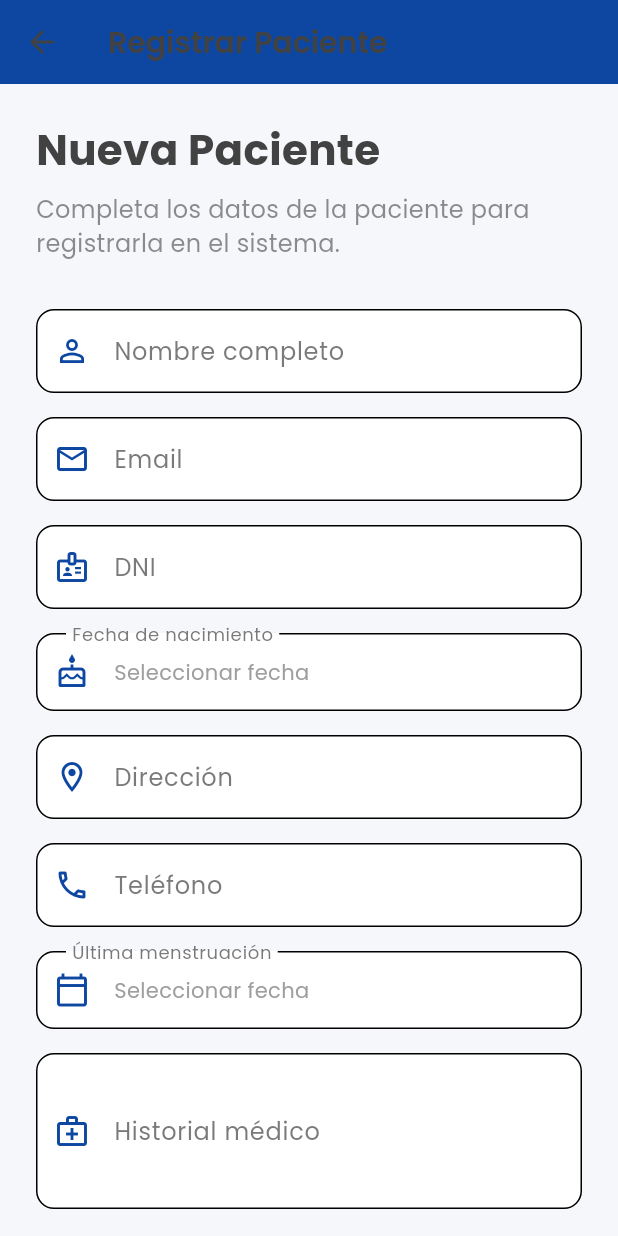
After one commit to Redixx16/ehealth-app, a Flutter app: the RegisterPatientScreen screen opened directly, on a phone screen of 412 x 824 dp. The commit adds this screen. Run offline on Flutter 3.47's test engine with Material 3 defaults, Android fonts, the phone set to English and light mode, and no system bars; our stand-ins replace bloc, equatable, flutter_bloc, flutter_local_notifications, get_it, google_fonts and 4 more; accounts and stored records are empty; network calls fail.

Commit message:
Version de registro de usuers cambiada, aun sin funcinar al 100%

```diff
--- a/lib/core/config/api_config.dart
+++ b/lib/core/config/api_config.dart
@@ -35,6 +35,7 @@ class ApiConfig {
   static String get registerUrl => getAuthUrl('/register');
   static String get allPatientsUrl => getPatientsUrl('');
   static String get patientMeUrl => getPatientsUrl('/me');
+  static String get registerPatientUrl => getPatientsUrl('/register-patient');
   static String get appointmentsUrl => getAppointmentsUrl('');
   static String get achievementsUrl => getGamificationUrl('/achievements');
   static String get userProgressUrl => getGamificationUrl('/user-progress/me');
--- a/lib/data/datasources/patient_remote_data_source.dart
+++ b/lib/data/datasources/patient_remote_data_source.dart
@@ -7,4 +7,7 @@ abstract class PatientRemoteDataSource {
   Future<PatientModel> getPatient();
   Future<PatientModel> updatePatient(PatientModel patient);
   Future<void> deletePatient();
+  // ================== NUEVO MÉTODO ==================
+  Future<PatientModel> registerPatient(PatientModel patient, String email);
+  // =================================================
 }
--- a/lib/data/datasources/patient_remote_data_source_impl.dart
+++ b/lib/data/datasources/patient_remote_data_source_impl.dart
@@ -52,4 +52,15 @@ class PatientRemoteDataSourceImpl implements PatientRemoteDataSource {
   Future<void> deletePatient() async {
     await apiClient.delete(ApiConfig.patientMeUrl);
   }
+
+  // ================== NUEVO MÉTODO ==================
+  @override
+  Future<PatientModel> registerPatient(PatientModel patient, String email) async {
+    final response = await apiClient.post(
+      ApiConfig.registerPatientUrl,
+      body: patient.toJsonForRegistration(email: email),
+    );
+    return PatientModel.fromJson(response);
+  }
+  // =================================================
 }
--- a/lib/domain/repositories/patient_repository.dart
+++ b/lib/domain/repositories/patient_repository.dart
@@ -7,4 +7,7 @@ abstract class PatientRepository {
   Future<Patient> getPatient();
   Future<Patient> updatePatient(Patient patient);
   Future<void> deletePatient();
+  // ================== NUEVO MÉTODO ==================
+  Future<Patient> registerPatient(Patient patient, String email);
+  // =================================================
 }
--- a/lib/injection_container.dart
+++ b/lib/injection_container.dart
@@ -9,6 +9,8 @@ import 'package:ehealth_app/core/api/api_client.dart';
 // UseCases
 import 'package:ehealth_app/domain/usecases/create_patient.dart';
 import 'package:ehealth_app/domain/usecases/get_patient.dart';
+import 'package:ehealth_app/domain/usecases/get_patients.dart';
+import 'package:ehealth_app/domain/usecases/register_patient.dart';
 import 'package:ehealth_app/domain/usecases/appointments/create_appointment.dart';
 import 'package:ehealth_app/domain/usecases/appointments/delete_appointment.dart';
 import 'package:ehealth_app/domain/usecases/appointments/get_appointments.dart';
@@ -64,6 +66,7 @@ Future<void> setupLocator() async {
   locator.registerLazySingleton(() => GetPatientUseCase(locator()));
   locator.registerLazySingleton(() => GetPatientsUseCase(locator()));
   locator.registerLazySingleton(() => CreatePatientUseCase(locator()));
+  locator.registerLazySingleton(() => RegisterPatientUseCase(locator()));
   locator.registerLazySingleton(() => GetAppointmentsUseCase(locator()));
   locator.registerLazySingleton(() => CreateAppointmentUseCase(locator()));
   locator.registerLazySingleton(() => UpdateAppointmentUseCase(locator()));
@@ -88,6 +91,9 @@ Future<void> setupLocator() async {
         getPatientUseCase: locator(),
         createPatientUseCase: locator(),
         getPatientsUseCase: locator(),
+        // ================== NUEVO PARÁMETRO ==================
+        registerPatientUseCase: locator(),
+        // =================================================
       ));
   locator.registerFactory(() => GamificationBloc(
         getUserProgressUseCase: locator(),
--- a/lib/presentation/bloc/patient/patient_event.dart
+++ b/lib/presentation/bloc/patient/patient_event.dart
@@ -9,6 +9,8 @@ abstract class PatientEvent extends Equatable {
 
 class GetAllPatients extends PatientEvent {}
 
+class GetPatient extends PatientEvent {}
+
 class CreatePatient extends PatientEvent {
   final Patient patient;
 
@@ -18,4 +20,38 @@ class CreatePatient extends PatientEvent {
   List<Object> get props => [patient];
 }
 
-class GetPatient extends PatientEvent {}
+// ================== NUEVO EVENTO ==================
+class RegisterPatient extends PatientEvent {
+  final String fullName;
+  final String email;
+  final String nationalId;
+  final DateTime dateOfBirth;
+  final String address;
+  final String phoneNumber;
+  final DateTime lastMenstrualPeriod;
+  final String medicalHistory;
+
+  const RegisterPatient({
+    required this.fullName,
+    required this.email,
+    required this.nationalId,
+    required this.dateOfBirth,
+    required this.address,
+    required this.phoneNumber,
+    required this.lastMenstrualPeriod,
+    required this.medicalHistory,
+  });
+
+  @override
+  List<Object> get props => [
+        fullName,
+        email,
+        nationalId,
+        dateOfBirth,
+        address,
+        phoneNumber,
+        lastMenstrualPeriod,
+        medicalHistory,
+      ];
+}
+// =================================================
--- /dev/null
+++ b/lib/presentation/screens/personnel/register_patient_screen.dart
@@ -0,0 +1,380 @@
+// lib/presentation/screens/personnel/register_patient_screen.dart
+import 'package:flutter/material.dart';
+import 'package:flutter_bloc/flutter_bloc.dart';
+import 'package:google_fonts/google_fonts.dart';
+import 'package:intl/intl.dart';
+import 'package:ehealth_app/injection_container.dart' as di;
+import '../../bloc/patient/patient_bloc.dart';
+import '../../../domain/entities/patient.dart';
+
+// Paleta de colores consistente con el personal de salud
+const Color kPersonnelPrimaryColor = Color(0xFF0D47A1);
+const Color kPersonnelBackgroundColor = Color(0xFFF5F7FA);
+const Color kTextColor = Color(0xFF424242);
+
+class RegisterPatientScreen extends StatefulWidget {
+  const RegisterPatientScreen({super.key});
+
+  @override
+  State<RegisterPatientScreen> createState() => _RegisterPatientScreenState();
+}
+
+class _RegisterPatientScreenState extends State<RegisterPatientScreen> {
+  final _formKey = GlobalKey<FormState>();
+  final _fullNameController = TextEditingController();
+  final _emailController = TextEditingController();
+  final _nationalIdController = TextEditingController();
+  final _addressController = TextEditingController();
+  final _phoneController = TextEditingController();
+  final _medicalHistoryController = TextEditingController();
+
+  DateTime? _dateOfBirth;
+  DateTime? _lastMenstrualPeriod;
+
+  @override
+  void dispose() {
+    _fullNameController.dispose();
+    _emailController.dispose();
+    _nationalIdController.dispose();
+    _addressController.dispose();
+    _phoneController.dispose();
+    _medicalHistoryController.dispose();
+    super.dispose();
+  }
+
+  Future<void> _selectDate(BuildContext context, bool isDateOfBirth) async {
+    final DateTime? picked = await showDatePicker(
+      context: context,
+      initialDate: isDateOfBirth
+          ? DateTime.now().subtract(const Duration(days: 6570)) // ~18 años atrás
+          : DateTime.now().subtract(const Duration(days: 30)), // ~1 mes atrás
+      firstDate: isDateOfBirth
+          ? DateTime.now().subtract(const Duration(days: 36500)) // ~100 años atrás
+          : DateTime.now().subtract(const Duration(days: 365)), // ~1 año atrás
+      lastDate: isDateOfBirth
+          ? DateTime.now().subtract(const Duration(days: 3650)) // ~10 años atrás
+          : DateTime.now(),
+      builder: (context, child) {
+        return Theme(
+          data: Theme.of(context).copyWith(
+            colorScheme: const ColorScheme.light(
+              primary: kPersonnelPrimaryColor,
+            ),
+          ),
+          child: child!,
+        );
+      },
+    );
+    if (picked != null) {
+      setState(() {
+        if (isDateOfBirth) {
+          _dateOfBirth = picked;
+        } else {
+          _lastMenstrualPeriod = picked;
+        }
+      });
+    }
+  }
+
+  void _onRegisterPatient(BuildContext context) {
+    if (_formKey.currentState!.validate() &&
+        _dateOfBirth != null &&
+        _lastMenstrualPeriod != null) {
+      FocusScope.of(context).unfocus();
+
+      // ================== CAMBIO CLAVE ==================
+      // Usar el evento RegisterPatient del BLoC
+      BlocProvider.of<PatientBloc>(context).add(
+        RegisterPatient(
+          fullName: _fullNameController.text.trim(),
+          email: _emailController.text.trim(),
+          nationalId: _nationalIdController.text.trim(),
+          dateOfBirth: _dateOfBirth!,
+          address: _addressController.text.trim(),
+          phoneNumber: _phoneController.text.trim(),
+          lastMenstrualPeriod: _lastMenstrualPeriod!,
+          medicalHistory: _medicalHistoryController.text.trim(),
+        ),
+      );
+      // =================================================
+    } else if (_dateOfBirth == null || _lastMenstrualPeriod == null) {
+      ScaffoldMessenger.of(context).showSnackBar(
+        const SnackBar(
+          content: Text('Por favor selecciona las fechas requeridas'),
+          backgroundColor: Colors.red,
+        ),
+      );
+    }
+  }
+
+  @override
+  Widget build(BuildContext context) {
+    return BlocProvider(
+      create: (_) => di.locator<PatientBloc>(),
+      child: Scaffold(
+        backgroundColor: kPersonnelBackgroundColor,
+        appBar: AppBar(
+          backgroundColor: kPersonnelPrimaryColor,
+          foregroundColor: Colors.white,
+          title: Text(
+            'Registrar Paciente',
+            style: GoogleFonts.poppins(fontWeight: FontWeight.w600),
+          ),
+          elevation: 0,
+        ),
+        body: BlocConsumer<PatientBloc, PatientState>(
+          listener: (context, state) {
+            if (state is PatientLoaded) {
+              ScaffoldMessenger.of(context)
+                ..hideCurrentSnackBar()
+                ..showSnackBar(
+                  const SnackBar(
+                    content: Text('¡Paciente registrado exitosamente!'),
+                    backgroundColor: Colors.green,
+                  ),
+                );
+              Navigator.of(context).pop();
+            } else if (state is PatientError) {
+              ScaffoldMessenger.of(context)
+                ..hideCurrentSnackBar()
+                ..showSnackBar(
+                  SnackBar(
+                    content: Text('Error: ${state.message}'),
+                    backgroundColor: Colors.red,
+                  ),
+                );
+            }
+          },
+          builder: (context, state) {
+            return SafeArea(
+              child: SingleChildScrollView(
+                padding: const EdgeInsets.all(24.0),
+                child: Form(
+                  key: _formKey,
+                  child: Column(
+                    crossAxisAlignment: CrossAxisAlignment.stretch,
+                    children: [
+                      _buildHeader(),
+                      const SizedBox(height: 32),
+                      _buildForm(),
+                      const SizedBox(height: 32),
+                      _buildRegisterButton(context, state),
+                    ],
+                  ),
+                ),
+              ),
+            );
+          },
+        ),
+      ),
+    );
+  }
+
+  Widget _buildHeader() {
+    return Column(
+      crossAxisAlignment: CrossAxisAlignment.start,
+      children: [
+        Text(
+          'Nueva Paciente',
+          style: GoogleFonts.poppins(
+            fontSize: 28,
+            fontWeight: FontWeight.bold,
+            color: kTextColor,
+          ),
+        ),
+        const SizedBox(height: 8),
+        Text(
+          'Completa los datos de la paciente para registrarla en el sistema.',
+          style: GoogleFonts.poppins(
+            fontSize: 16,
+            color: kTextColor.withOpacity(0.6),
+          ),
+        ),
+      ],
+    );
+  }
+
+  Widget _buildForm() {
+    return Column(
+      children: [
+        _buildTextField(
+          controller: _fullNameController,
+          label: 'Nombre completo',
+          icon: Icons.person_outline,
+          validator: (value) => (value == null || value.trim().isEmpty)
+              ? 'Ingresa el nombre completo'
+              : null,
+        ),
+        const SizedBox(height: 16),
+        _buildTextField(
+          controller: _emailController,
+          label: 'Email',
+          icon: Icons.email_outlined,
+          keyboardType: TextInputType.emailAddress,
+          validator: (value) {
+            if (value == null || value.trim().isEmpty) {
+              return 'Ingresa el email';
+            }
+            if (!RegExp(r'^[^@\s]+@[^@\s]+\.[^@\s]+$').hasMatch(value)) {
+              return 'Email inválido';
+            }
+            return null;
+          },
+        ),
+        const SizedBox(height: 16),
+        _buildTextField(
+          controller: _nationalIdController,
+          label: 'DNI',
+          icon: Icons.badge_outlined,
+          validator: (value) => (value == null || value.trim().isEmpty)
+              ? 'Ingresa el DNI'
+              : null,
+        ),
+        const SizedBox(height: 16),
+        _buildDateField(
+          label: 'Fecha de nacimiento',
+          icon: Icons.cake_outlined,
+          value: _dateOfBirth,
+          onTap: () => _selectDate(context, true),
+          validator: (_) => _dateOfBirth == null ? 'Selecciona la fecha' : null,
+        ),
+        const SizedBox(height: 16),
+        _buildTextField(
+          controller: _addressController,
+          label: 'Dirección',
+          icon: Icons.location_on_outlined,
+          validator: (value) => (value == null || value.trim().isEmpty)
+              ? 'Ingresa la dirección'
+              : null,
+        ),
+        const SizedBox(height: 16),
+        _buildTextField(
+          controller: _phoneController,
+          label: 'Teléfono',
+          icon: Icons.phone_outlined,
+          keyboardType: TextInputType.phone,
+          validator: (value) => (value == null || value.trim().isEmpty)
+              ? 'Ingresa el teléfono'
+              : null,
+        ),
+        const SizedBox(height: 16),
+        _buildDateField(
+          label: 'Última menstruación',
+          icon: Icons.calendar_today_outlined,
+          value: _lastMenstrualPeriod,
+          onTap: () => _selectDate(context, false),
+          validator: (_) => _lastMenstrualPeriod == null ? 'Selecciona la fecha' : null,
+        ),
+        const SizedBox(height: 16),
+        _buildTextField(
+          controller: _medicalHistoryController,
+          label: 'Historial médico',
+          icon: Icons.medical_services_outlined,
+          maxLines: 3,
+          validator: (value) => (value == null || value.trim().isEmpty)
+              ? 'Ingresa el historial médico'
+              : null,
+        ),
+      ],
+    );
+  }
+
+  Widget _buildTextField({
+    required TextEditingController controller,
+    required String label,
+    required IconData icon,
+    TextInputType? keyboardType,
+    int maxLines = 1,
+    String? Function(String?)? validator,
+  }) {
+    return TextFormField(
+      controller: controller,
+      keyboardType: keyboardType,
+      maxLines: maxLines,
+      decoration: InputDecoration(
+        labelText: label,
+        prefixIcon: Icon(icon, color: kPersonnelPrimaryColor),
+        border: OutlineInputBorder(
+          borderRadius: BorderRadius.circular(12),
+        ),
+        focusedBorder: OutlineInputBorder(
+          borderRadius: BorderRadius.circular(12),
+          borderSide: const BorderSide(color: kPersonnelPrimaryColor, width: 2),
+        ),
+        filled: true,
+        fillColor: Colors.white,
+      ),
+      validator: validator,
+    );
+  }
+
+  Widget _buildDateField({
+    required String label,
+    required IconData icon,
+    required DateTime? value,
+    required VoidCallback onTap,
+    String? Function(String?)? validator,
+  }) {
+    return InkWell(
+      onTap: onTap,
+      child: InputDecorator(
+        decoration: InputDecoration(
+          labelText: label,
+          prefixIcon: Icon(icon, color: kPersonnelPrimaryColor),
+          border: OutlineInputBorder(
+            borderRadius: BorderRadius.circular(12),
+          ),
+          focusedBorder: OutlineInputBorder(
+            borderRadius: BorderRadius.circular(12),
+            borderSide: const BorderSide(color: kPersonnelPrimaryColor, width: 2),
+          ),
+          filled: true,
+          fillColor: Colors.white,
+        ),
+        child: Text(
+          value != null
+              ? DateFormat('dd/MM/yyyy').format(value)
+              : 'Seleccionar fecha',
+          style: TextStyle(
+            color: value != null ? kTextColor : Colors.grey.shade500,
+          ),
+        ),
+      ),
+    );
+  }
+
+  Widget _buildRegisterButton(BuildContext context, PatientState state) {
+    final isLoading = state is PatientLoading;
+
+    return SizedBox(
+      height: 56,
+      child: ElevatedButton(
+        onPressed: isLoading ? null : () => _onRegisterPatient(context),
+        style: ElevatedButton.styleFrom(
+          backgroundColor: kPersonnelPrimaryColor,
+          foregroundColor: Colors.white,
+          shape: RoundedRectangleBorder(
+            borderRadius: BorderRadius.circular(12),
+          ),
+          elevation: 4,
+        ),
+        child: isLoading
+            ? const SizedBox(
+                width: 24,
+                height: 24,
+                child: CircularProgressIndicator(
+                  strokeWidth: 2.5,
+                  color: Colors.white,
+                ),
+              )
+            : Text(
+                'Registrar Paciente',
+                style: GoogleFonts.poppins(
+                  fontSize: 16,
+                  fontWeight: FontWeight.w600,
+                ),
+              ),
+      ),
+    );
+  }
+}
```
Also changed, not shown: lib/data/models/patient_model.dart (+15 -0 lines), lib/data/repositories/patient_repository_impl.dart (+22 -0 lines), lib/domain/usecases/register_patient.dart (added, +36 -0 lines), lib/presentation/bloc/patient/patient_bloc.dart (+30 -0 lines), lib/presentation/screens/auth/register_screen.dart (+25 -19 lines), lib/presentation/screens/personnel/personnel_patients_list_screen.dart (+8 -2 lines).
